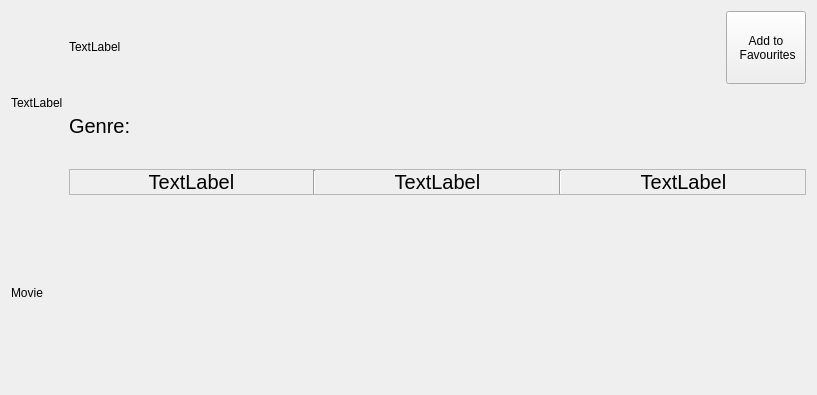
First picture: the form in ClipFlix/watch_movie.ui, repository andralves717/IHC_Clipflix, before the edit.
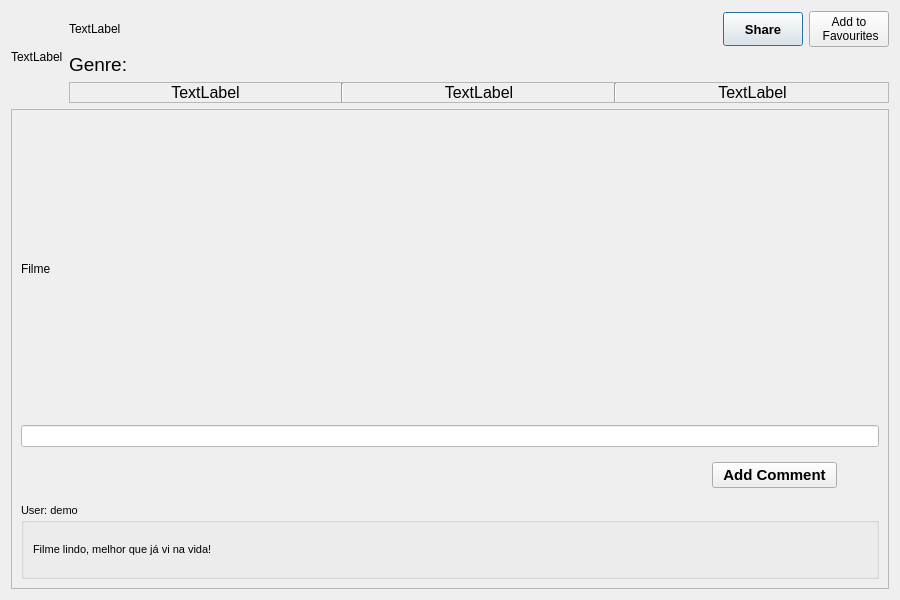
Second picture: the form after the edit.

Commit message: Share & comments

The edit to the form file:
```diff
--- a/ClipFlix/watch_movie.ui
+++ b/ClipFlix/watch_movie.ui
@@ -6,15 +6,27 @@
    <rect>
     <x>0</x>
     <y>0</y>
-    <width>817</width>
-    <height>395</height>
+    <width>900</width>
+    <height>600</height>
    </rect>
   </property>
+  <property name="sizePolicy">
+   <sizepolicy hsizetype="MinimumExpanding" vsizetype="MinimumExpanding">
+    <horstretch>0</horstretch>
+    <verstretch>0</verstretch>
+   </sizepolicy>
+  </property>
+  <property name="minimumSize">
+   <size>
+    <width>900</width>
+    <height>600</height>
+   </size>
+  </property>
   <property name="windowTitle">
    <string>Dialog</string>
   </property>
-  <layout class="QVBoxLayout" name="verticalLayout_2">
-   <item>
+  <layout class="QGridLayout" name="gridLayout">
+   <item row="0" column="0">
     <layout class="QVBoxLayout" name="verticalLayout">
      <item>
       <layout class="QHBoxLayout" name="horizontalLayout">
@@ -45,10 +57,39 @@
              </property>
             </widget>
            </item>
+           <item>
+            <widget class="QPushButton" name="pushButton">
+             <property name="sizePolicy">
+              <sizepolicy hsizetype="Maximum" vsizetype="Maximum">
+               <horstretch>0</horstretch>
+               <verstretch>0</verstretch>
+              </sizepolicy>
+             </property>
+             <property name="minimumSize">
+              <size>
+               <width>75</width>
+               <height>34</height>
+              </size>
+             </property>
+             <property name="font">
+              <font>
+               <pointsize>10</pointsize>
+               <weight>75</weight>
+               <bold>true</bold>
+              </font>
+             </property>
+             <property name="text">
+              <string>Share</string>
+             </property>
+             <property name="flat">
+              <bool>false</bool>
+             </property>
+            </widget>
+           </item>
            <item>
             <widget class="QPushButton" name="addFav">
              <property name="sizePolicy">
-              <sizepolicy hsizetype="Maximum" vsizetype="Minimum">
+              <sizepolicy hsizetype="Maximum" vsizetype="Maximum">
                <horstretch>0</horstretch>
                <verstretch>0</verstretch>
               </sizepolicy>
@@ -60,6 +101,9 @@
              <property name="autoDefault">
               <bool>false</bool>
              </property>
+             <property name="flat">
+              <bool>false</bool>
+             </property>
             </widget>
            </item>
           </layout>
@@ -68,7 +112,7 @@
           <widget class="QLabel" name="genre">
            <property name="font">
             <font>
-             <pointsize>15</pointsize>
+             <pointsize>14</pointsize>
             </font>
            </property>
            <property name="text">
@@ -118,7 +162,7 @@
                <widget class="QLabel" name="Year">
                 <property name="font">
                  <font>
-                  <pointsize>15</pointsize>
+                  <pointsize>12</pointsize>
                  </font>
                 </property>
                 <property name="frameShape">
@@ -149,7 +193,7 @@
                <widget class="QLabel" name="Duration">
                 <property name="font">
                  <font>
-                  <pointsize>15</pointsize>
+                  <pointsize>12</pointsize>
                  </font>
                 </property>
                 <property name="frameShape">
@@ -177,7 +221,7 @@
                <widget class="QLabel" name="rating">
                 <property name="font">
                  <font>
-                  <pointsize>15</pointsize>
+                  <pointsize>12</pointsize>
                  </font>
                 </property>
                 <property name="frameShape">
@@ -204,10 +248,176 @@
       </layout>
      </item>
      <item>
-      <widget class="QLabel" name="label">
-       <property name="text">
-        <string>Movie</string>
+      <widget class="QScrollArea" name="scrollArea">
+       <property name="sizePolicy">
+        <sizepolicy hsizetype="Expanding" vsizetype="Expanding">
+         <horstretch>0</horstretch>
+         <verstretch>0</verstretch>
+        </sizepolicy>
        </property>
+       <property name="maximumSize">
+        <size>
+         <width>16777215</width>
+         <height>500</height>
+        </size>
+       </property>
+       <property name="widgetResizable">
+        <bool>true</bool>
+       </property>
+       <widget class="QWidget" name="scrollAreaWidgetContents_2">
+        <property name="geometry">
+         <rect>
+          <x>0</x>
+          <y>0</y>
+          <width>878</width>
+          <height>474</height>
+         </rect>
+        </property>
+        <layout class="QVBoxLayout" name="verticalLayout_2">
+         <item>
+          <layout class="QVBoxLayout" name="verticalLayout_4">
+           <item>
+            <widget class="QLabel" name="label">
+             <property name="minimumSize">
+              <size>
+               <width>500</width>
+               <height>300</height>
+              </size>
+             </property>
+             <property name="text">
+              <string>Filme</string>
+             </property>
+            </widget>
+           </item>
+           <item>
+            <widget class="QLineEdit" name="lineEdit">
+             <property name="styleSheet">
+              <string notr="true">background-color:white</string>
+             </property>
+            </widget>
+           </item>
+           <item>
+            <widget class="QWidget" name="widget" native="true">
+             <property name="sizePolicy">
+              <sizepolicy hsizetype="Maximum" vsizetype="Maximum">
+               <horstretch>0</horstretch>
+               <verstretch>0</verstretch>
+              </sizepolicy>
+             </property>
+             <layout class="QHBoxLayout" name="horizontalLayout_5">
+              <item>
+               <widget class="QWidget" name="widget_2" native="true">
+                <property name="sizePolicy">
+                 <sizepolicy hsizetype="Maximum" vsizetype="Maximum">
+                  <horstretch>0</horstretch>
+                  <verstretch>0</verstretch>
+                 </sizepolicy>
+                </property>
+                <property name="minimumSize">
+                 <size>
+                  <width>676</width>
+                  <height>0</height>
+                 </size>
+                </property>
+               </widget>
+              </item>
+              <item>
+               <widget class="QPushButton" name="pushButton_2">
+                <property name="sizePolicy">
+                 <sizepolicy hsizetype="Minimum" vsizetype="Minimum">
+                  <horstretch>0</horstretch>
+                  <verstretch>0</verstretch>
+                 </sizepolicy>
+                </property>
+                <property name="minimumSize">
+                 <size>
+                  <width>125</width>
+                  <height>0</height>
+                 </size>
+                </property>
+                <property name="font">
+                 <font>
+                  <pointsize>11</pointsize>
+                  <weight>75</weight>
+                  <bold>true</bold>
+                 </font>
+                </property>
+                <property name="layoutDirection">
+                 <enum>Qt::LeftToRight</enum>
+                </property>
+                <property name="text">
+                 <string>Add Comment</string>
+                </property>
+               </widget>
+              </item>
+             </layout>
+            </widget>
+           </item>
+           <item>
+            <widget class="QGroupBox" name="groupBox">
+             <property name="sizePolicy">
+              <sizepolicy hsizetype="MinimumExpanding" vsizetype="Maximum">
+               <horstretch>0</horstretch>
+               <verstretch>0</verstretch>
+              </sizepolicy>
+             </property>
+             <property name="maximumSize">
+              <size>
+               <width>10000000</width>
+               <height>200</height>
+              </size>
+             </property>
+             <property name="font">
+              <font>
+               <family>MS Shell Dlg 2</family>
+               <pointsize>8</pointsize>
+               <weight>50</weight>
+               <italic>false</italic>
+               <bold>false</bold>
+              </font>
+             </property>
+             <property name="styleSheet">
+              <string notr="true"/>
+             </property>
+             <property name="title">
+              <string>User: demo</string>
+             </property>
+             <layout class="QVBoxLayout" name="verticalLayout_5">
+              <item>
+               <widget class="QLabel" name="label_2">
+                <property name="sizePolicy">
+                 <sizepolicy hsizetype="Minimum" vsizetype="Maximum">
+                  <horstretch>0</horstretch>
+                  <verstretch>0</verstretch>
+                 </sizepolicy>
+                </property>
+                <property name="minimumSize">
+                 <size>
+                  <width>0</width>
+                  <height>20</height>
+                 </size>
+                </property>
+                <property name="styleSheet">
+                 <string notr="true">font: 8pt &quot;MS Shell Dlg 2&quot;;</string>
+                </property>
+                <property name="text">
+                 <string>Filme lindo, melhor que já vi na vida!</string>
+                </property>
+                <property name="textFormat">
+                 <enum>Qt::PlainText</enum>
+                </property>
+                <property name="wordWrap">
+                 <bool>true</bool>
+                </property>
+               </widget>
+              </item>
+             </layout>
+            </widget>
+           </item>
+          </layout>
+         </item>
+        </layout>
+       </widget>
       </widget>
      </item>
     </layout>
```
The commit also changes 10 other files.
